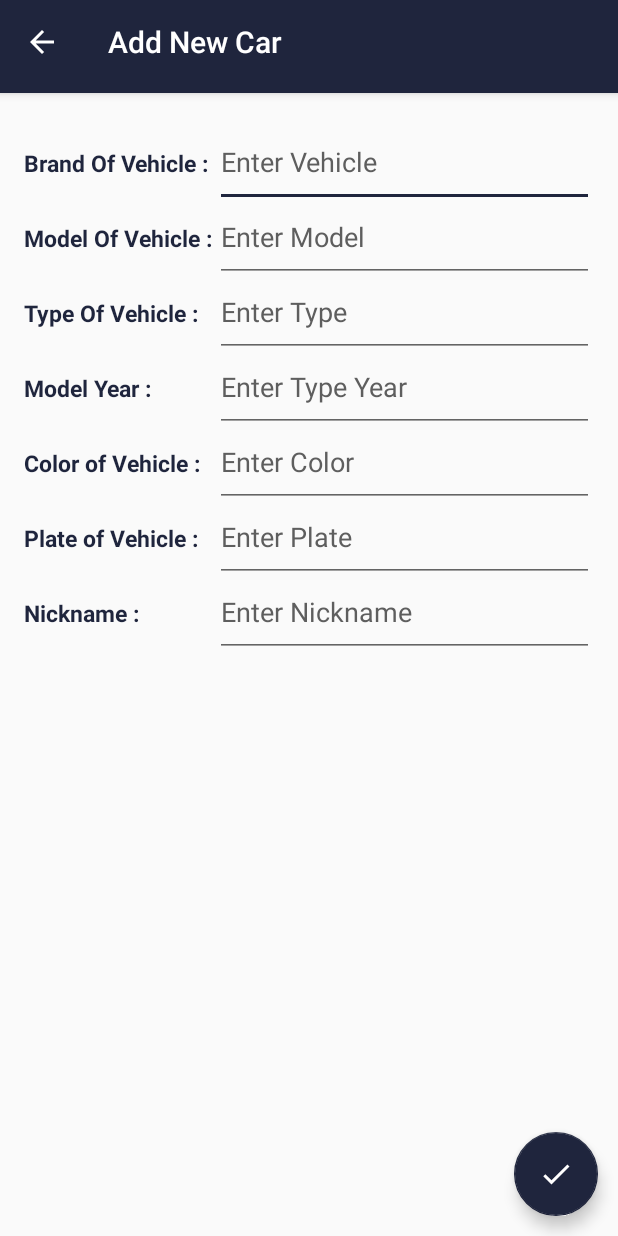
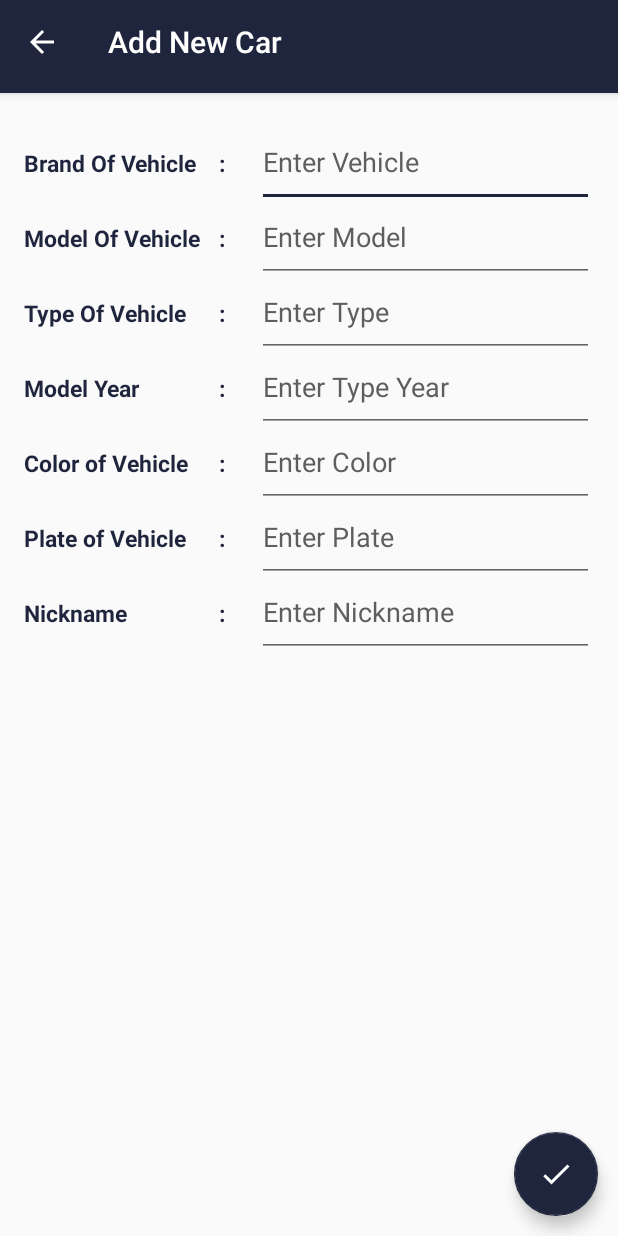
Before and after one commit to mervesims/CarpoolApp, an Android app: the AddCarActivity screen opened directly, with no data from a screen before it, on a phone screen of 412 x 824 dp. Run offline under Robolectric (Android 15) with nearby library versions, the light colour scheme and no system bars; 1 statement that could not run was skipped.

Commit message:
addcar screen arrangements

```diff
--- a/app/src/main/res/layout/content_add_car.xml
+++ b/app/src/main/res/layout/content_add_car.xml
@@ -38,7 +38,7 @@
 
     <TextView
         android:layout_marginTop="20dp"
-        android:text="Brand Of Vehicle : "
+        android:text="Brand Of Vehicle          "
         android:layout_width="wrap_content"
         android:layout_height="wrap_content"
         android:id="@+id/brandlabel"
@@ -47,6 +47,18 @@
         android:textColor="@color/colorPrimaryDark"
         android:layout_alignParentTop="true"
         android:layout_alignParentStart="true" />
+
+        <TextView
+            android:layout_marginTop="20dp"
+            android:layout_marginLeft="130dp"
+            android:text=":  "
+            android:layout_width="wrap_content"
+            android:layout_height="wrap_content"
+            android:id="@+id/blab"
+            android:textSize="15sp"
+            android:textStyle="bold"
+            android:textColor="@color/colorPrimaryDark"
+          />
 
     <EditText
         android:layout_width="match_parent"
@@ -65,7 +77,7 @@
 
     <TextView
         android:layout_marginTop="70dp"
-        android:text="Model Of Vehicle : "
+        android:text="Model Of Vehicle"
         android:layout_width="wrap_content"
         android:layout_height="wrap_content"
         android:id="@+id/modellabel"
@@ -75,6 +87,8 @@
         android:layout_alignParentTop="true"
         android:layout_alignParentStart="true"
         android:layout_toStartOf="@+id/brandedit" />
+
+
 
     <EditText
         android:layout_marginTop="50dp"
@@ -92,9 +106,22 @@
         android:layout_alignParentEnd="true" />
 
 
+        <TextView
+            android:layout_marginTop="70dp"
+            android:layout_marginLeft="130dp"
+            android:text=":  "
+            android:layout_width="wrap_content"
+            android:layout_height="wrap_content"
+            android:id="@+id/mlab"
+            android:textSize="15sp"
+            android:textStyle="bold"
+            android:textColor="@color/colorPrimaryDark"
+            />
+
+
     <TextView
         android:layout_marginTop="120dp"
-        android:text="Type Of Vehicle :   "
+        android:text="Type Of Vehicle"
         android:layout_width="wrap_content"
         android:layout_height="wrap_content"
         android:id="@+id/typelabel"
@@ -120,10 +147,22 @@
         android:maxLength="20"
         android:maxLines="4"/>
 
+        <TextView
+            android:layout_marginTop="120dp"
+            android:layout_marginLeft="130dp"
+            android:text=":  "
+            android:layout_width="wrap_content"
+            android:layout_height="wrap_content"
+            android:id="@+id/tlab"
+            android:textSize="15sp"
+            android:textStyle="bold"
+            android:textColor="@color/colorPrimaryDark"
+            />
 
-    <TextView
+
+        <TextView
         android:layout_marginTop="170dp"
-        android:text="Model Year :            "
+        android:text="Model Year"
         android:layout_width="wrap_content"
         android:layout_height="wrap_content"
         android:id="@+id/modelyearlabel"
@@ -151,9 +190,22 @@
         android:maxLength="4"
         android:maxLines="4"/>
 
-    <TextView
+        <TextView
+            android:layout_marginTop="170dp"
+            android:layout_marginLeft="130dp"
+            android:text=":  "
+            android:layout_width="wrap_content"
+            android:layout_height="wrap_content"
+            android:id="@+id/mylab"
+            android:textSize="15sp"
+            android:textStyle="bold"
+            android:textColor="@color/colorPrimaryDark"
+            />
+
+
+        <TextView
         android:layout_marginTop="220dp"
-        android:text="Color of Vehicle :   "
+        android:text="Color of Vehicle"
         android:layout_width="wrap_content"
         android:layout_height="wrap_content"
         android:id="@+id/colorlabel"
@@ -183,10 +235,23 @@
         android:maxLength="20"
         android:maxLines="4"/>
 
+        <TextView
+            android:layout_marginTop="220dp"
+            android:layout_marginLeft="130dp"
+            android:text=":  "
+            android:layout_width="wrap_content"
+            android:layout_height="wrap_content"
+            android:id="@+id/clab"
+            android:textSize="15sp"
+            android:textStyle="bold"
+            android:textColor="@color/colorPrimaryDark"
+            />
 
-    <TextView
+
+
+        <TextView
         android:layout_marginTop="270dp"
-        android:text="Plate of Vehicle :    "
+        android:text="Plate of Vehicle"
         android:layout_width="wrap_content"
         android:layout_height="wrap_content"
         android:id="@+id/platelabel"
@@ -214,9 +279,22 @@
         android:maxLength="20"
         android:maxLines="4"/>
 
-    <TextView
+        <TextView
+            android:layout_marginTop="270dp"
+            android:layout_marginLeft="130dp"
+            android:text=":  "
+            android:layout_width="wrap_content"
+            android:layout_height="wrap_content"
+            android:id="@+id/plab"
+            android:textSize="15sp"
+            android:textStyle="bold"
+            android:textColor="@color/colorPrimaryDark"
+            />
+
+
+        <TextView
         android:layout_marginTop="320dp"
-        android:text="Nickname :               "
+        android:text="Nickname"
         android:layout_width="wrap_content"
         android:layout_height="wrap_content"
         android:id="@+id/nicknamelabel"
@@ -243,6 +321,19 @@
         android:layout_alignParentTop="true"
         android:layout_alignParentEnd="true" />
 
+        <TextView
+            android:layout_marginTop="320dp"
+            android:layout_marginLeft="130dp"
+            android:text=":  "
+            android:layout_width="wrap_content"
+            android:layout_height="wrap_content"
+            android:id="@+id/nlab"
+            android:textSize="15sp"
+            android:textStyle="bold"
+            android:textColor="@color/colorPrimaryDark"
+            />
+
+
 
     </RelativeLayout>
     </ScrollView>
--- a/app/src/main/res/layout/content_main.xml
+++ b/app/src/main/res/layout/content_main.xml
@@ -41,25 +41,24 @@
 
     <TextView
         android:text="   Do you want to know where your vehicle is from where you are at anytime?"
-        android:layout_width="wrap_content"
-        android:layout_height="wrap_content"
+        android:layout_width="match_parent"
+        android:layout_height="match_parent"
         android:id="@+id/explain2"
         android:textColor="@android:color/black"
         android:layout_marginTop="26dp"
         android:layout_below="@+id/explain"
-        android:layout_alignParentStart="true" />
+        android:gravity="center"/>
 
     <TextView
-    android:text="   Carpool is designed to make your vehicle tracking easier."
-    android:layout_width="wrap_content"
-    android:layout_height="wrap_content"
-    android:id="@+id/explain"
-    android:textColor="@android:color/black"
+        android:text="   Carpool is designed to make your vehicle tracking easier."
+        android:layout_width="match_parent"
+        android:layout_height="match_parent"
+        android:id="@+id/explain"
+        android:gravity="center"
+        android:paddingTop="16dp"
+        android:textColor="@android:color/black"
         android:layout_centerVertical="true"
-        android:layout_alignParentStart="true"
         android:layout_below="@+id/logo"/>
-
-
 
 
 </RelativeLayout>
```
